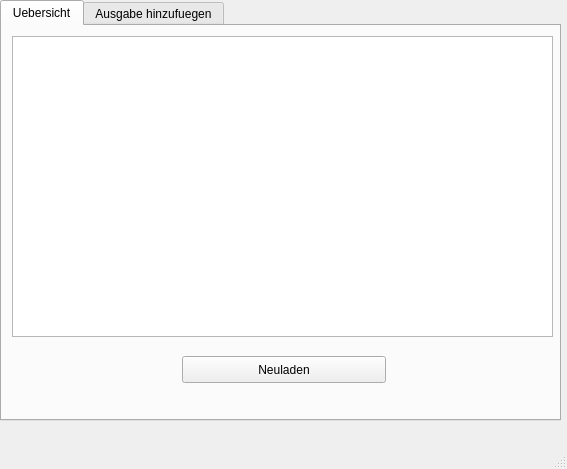
The window that ausgaben.ui (FelixTheC/gruppenkasse_gui) describes before a commit, drawn with Qt 5.
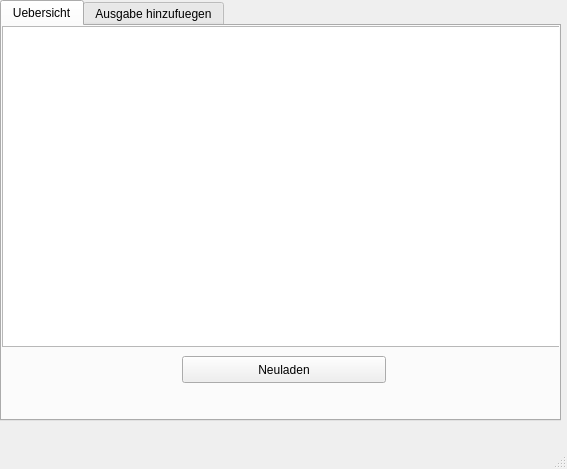
The same window after the commit.

Commit message: [UPDATE] change listWidget to tableWidget

```diff
--- a/ausgaben.ui
+++ b/ausgaben.ui
@@ -36,16 +36,6 @@
      <attribute name="title">
       <string>Uebersicht</string>
      </attribute>
-     <widget class="QTableView" name="tableAusgaben">
-      <property name="geometry">
-       <rect>
-        <x>10</x>
-        <y>10</y>
-        <width>541</width>
-        <height>301</height>
-       </rect>
-      </property>
-     </widget>
      <widget class="QPushButton" name="refresh">
       <property name="geometry">
        <rect>
@@ -59,6 +49,16 @@
        <string>Neuladen</string>
       </property>
      </widget>
+     <widget class="QTableWidget" name="tableWidget">
+      <property name="geometry">
+       <rect>
+        <x>0</x>
+        <y>0</y>
+        <width>561</width>
+        <height>321</height>
+       </rect>
+      </property>
+     </widget>
     </widget>
     <widget class="QWidget" name="hinzufuegen">
      <attribute name="title">
```
The commit also changes 1 other file.
